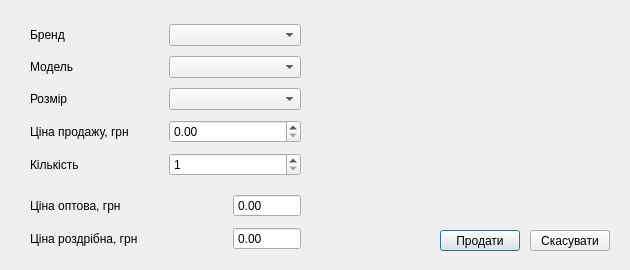
Qt form saledialog.ui (moz6go/ShoesStore) before a commit.
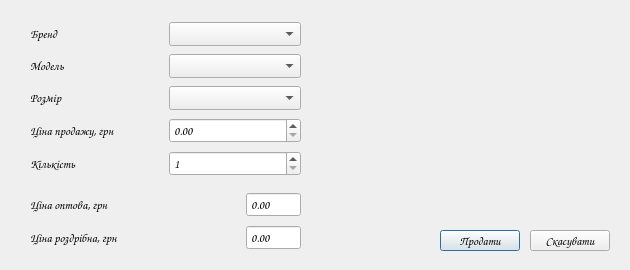
The same form after that commit. Icons and pictures are not drawn.

```diff
--- a/saledialog.ui
+++ b/saledialog.ui
@@ -28,6 +28,11 @@
     <height>270</height>
    </size>
   </property>
+  <property name="font">
+   <font>
+    <family>Comic Sans MS</family>
+   </font>
+  </property>
   <property name="windowTitle">
    <string>Продати товар</string>
   </property>
```
